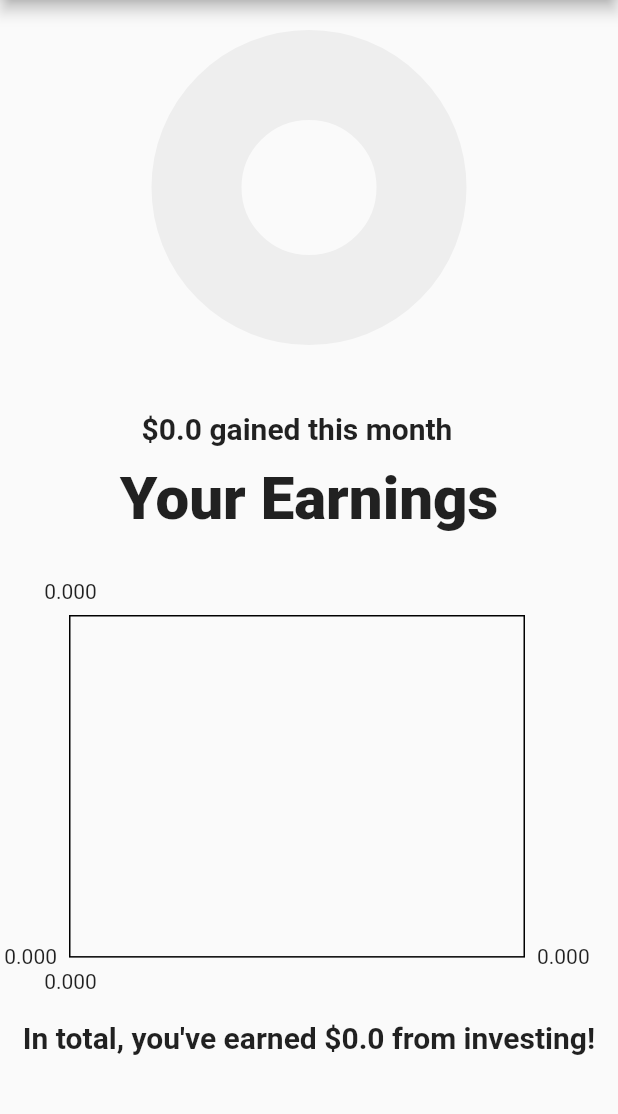
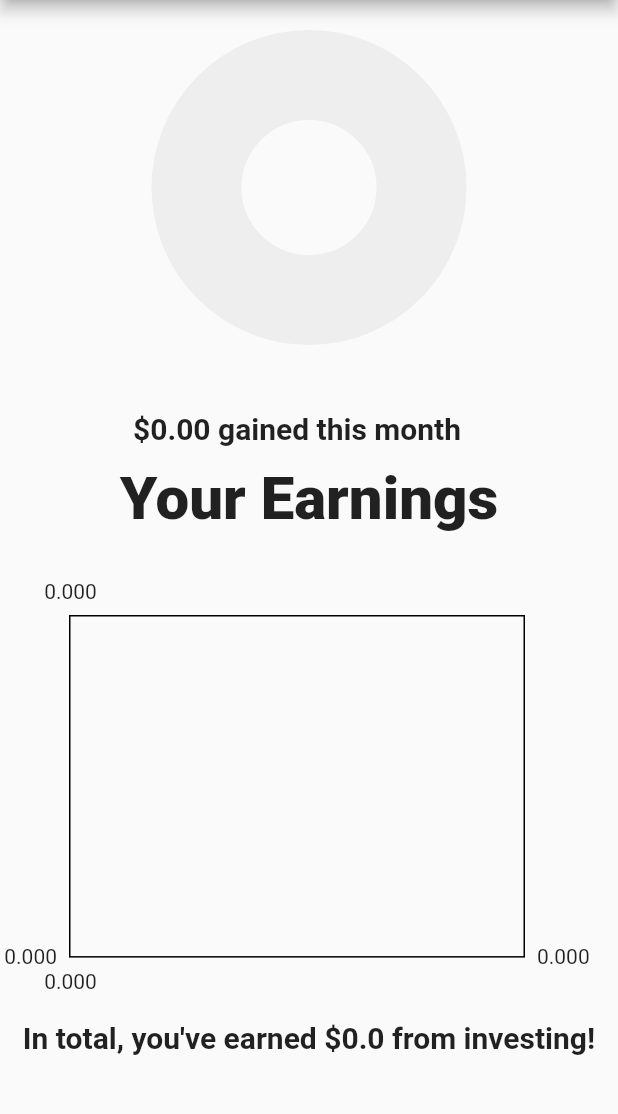
Before and after one commit to jmjac/portfolio, a Flutter app: the InvestmentPage screen opened directly, after a tap on "DETAILS", on a phone screen of 412 x 824 dp, the part 84-1198 px from its top. Run offline on Flutter 3.47's test engine with Material 2 defaults, Android fonts, the phone set to English and light mode, and no system bars; drawn by our look-alikes of fl_chart; our stand-ins replace charts_flutter, firebase_auth, flutter_mobx, google_fonts, google_sign_in, mobx and 2 more; missing offline and left inert: flutter_material_color_picker, flutter_rounded_date_picker; accounts and stored records are empty; generated files the repository leaves out were written again; network calls fail.

Commit message:
Last changes

```diff
--- a/lib/black_rock/black_rock_page.dart
+++ b/lib/black_rock/black_rock_page.dart
@@ -1,5 +1,6 @@
 import 'package:flutter/cupertino.dart';
 import 'package:flutter/material.dart';
+import 'package:flutter/painting.dart';
 import 'package:flutter_mobx/flutter_mobx.dart';
 import 'package:portfolio/black_rock/store/black_rock.dart';
 import 'package:charts_flutter/flutter.dart' as Charts;
@@ -25,7 +26,7 @@ class BlackRockPage extends StatelessWidget {
         ),
         body: SingleChildScrollView(
           child: Center(
-              child: Column(children: [
+              child: Column(crossAxisAlignment: CrossAxisAlignment.center,children: [
             SizedBox(
               height: 250,
               width: 250,
@@ -44,7 +45,7 @@ class BlackRockPage extends StatelessWidget {
                 Padding(
                   padding: const EdgeInsets.only(
                       right: 18.0, left: 2, top: 24, bottom: 12),
-                  child: Text("\$${investmentStore.monthChange} gained this month", style: TextStyle(fontSize: 20, fontWeight: FontWeight.bold))),
+                  child: Text("\$${investmentStore.monthChange.toDouble().toStringAsFixed(2)} gained this month", style: TextStyle(fontSize: 20, fontWeight: FontWeight.bold))),
                 Text("Your Earnings", style: TextStyle(fontSize: 40, fontWeight: FontWeight.w800)),
                 Padding(
                   padding: const EdgeInsets.only(
@@ -53,9 +54,9 @@ class BlackRockPage extends StatelessWidget {
                     blackRockStore.lineChartData,
                   ),
                 ),
-                Text("In total, you've earned \$" + "${blackRockStore.profit} from investing!",
+                Padding(padding: EdgeInsets.only(left:0.0),child:Text("In total, you've earned \$" + "${blackRockStore.profit} from investing!",
                     style:
-                        TextStyle(fontSize: 20, fontWeight: FontWeight.bold))
+                        TextStyle(fontSize: 20, fontWeight: FontWeight.bold)))
               ])),
             )
           ])),
--- a/lib/black_rock/store/black_rock.dart
+++ b/lib/black_rock/store/black_rock.dart
@@ -202,8 +202,8 @@ abstract class _BlackRockStore with Store {
           border: Border.all(color: const Color(0xff37434d), width: 1)),
       // minX: 0,
       // maxX: 24,
-      minY: 0,
-      maxY: initialInvestment * 2,
+      minY: initialInvestment / 4,
+      maxY: profit + initialInvestment,
       lineBarsData: [liveData],
     );
   }
--- a/lib/goals/goal.dart
+++ b/lib/goals/goal.dart
@@ -43,7 +43,7 @@ class Goal {
       currentValue = initialInvestment;
     }
     currentValue += gain;
-    fulfilled = (currentValue) / goalPrice;
+    fulfilled = (initialInvestment + gain) / goalPrice;
     if (fulfilled > 1) {
       fulfilled = 1;
     }
```
